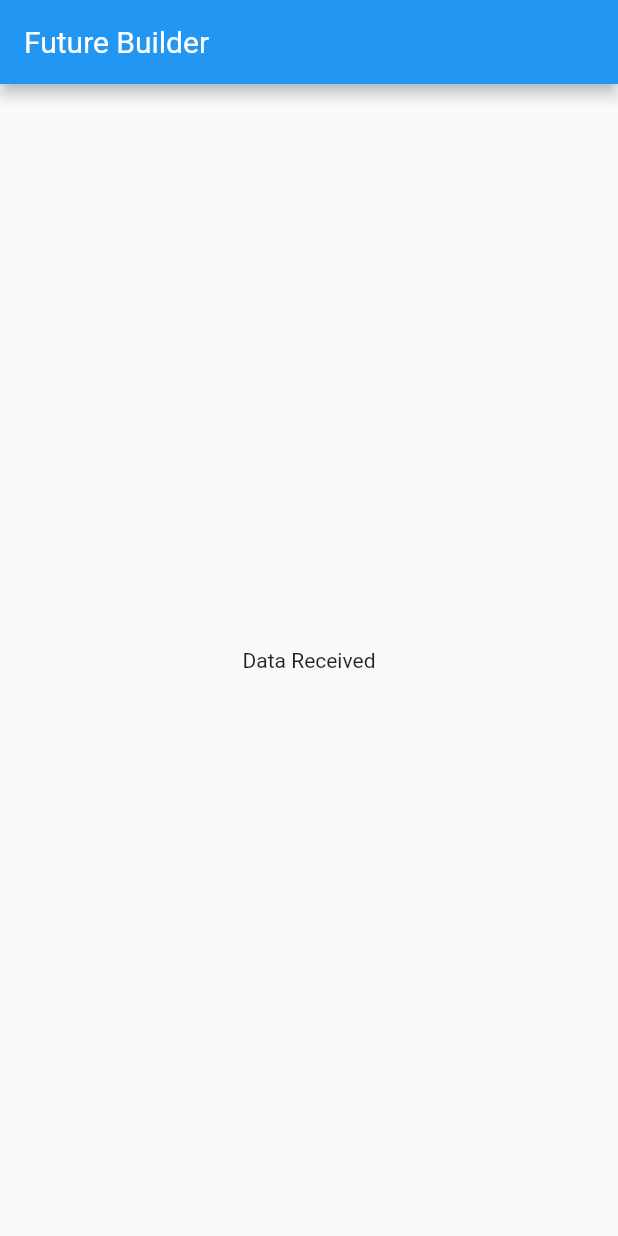
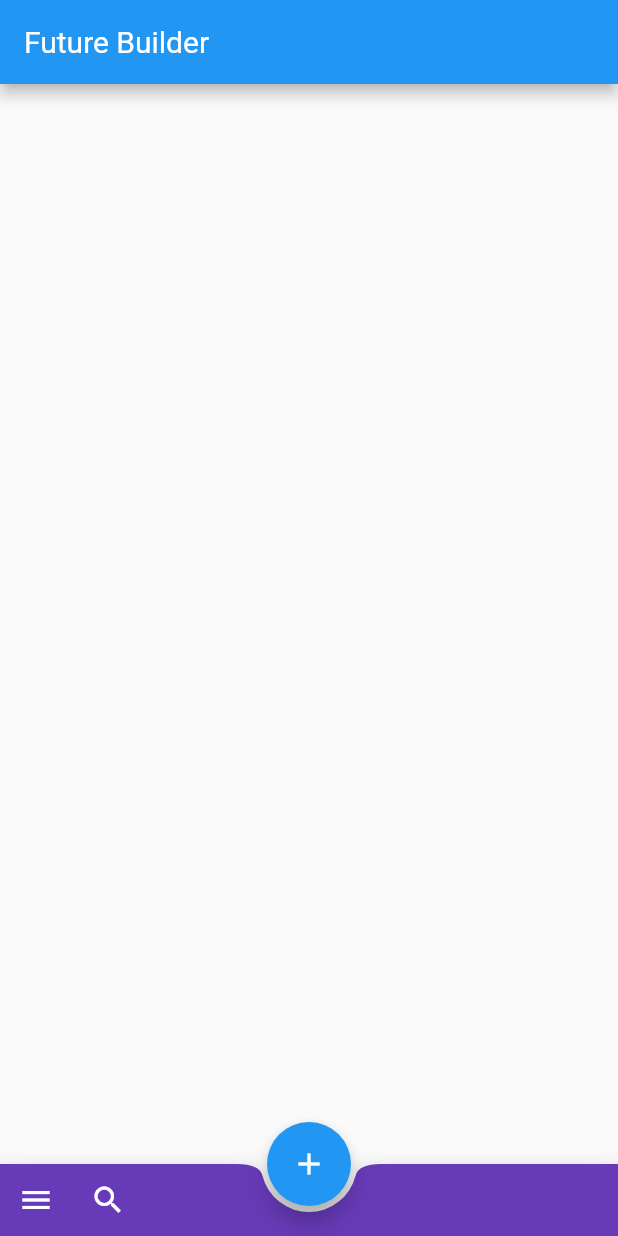
Before and after one commit to josephmtinangi/flutter-app, a Flutter app: the screen it shows after launch, on a phone screen of 412 x 824 dp. Run offline on Flutter 3.47's test engine with Material 2 defaults, Android fonts, the phone set to English and light mode, and no system bars.

Commit message:
Bottom appbar with embedded fab

```diff
--- a/lib/main.dart
+++ b/lib/main.dart
@@ -8,21 +8,6 @@ class MyHomePage extends StatefulWidget {
 }
 
 class MyHomePageState extends State<MyHomePage> {
-  // hold the future
-  Future<bool> completed;
-
-  // hold the data
-  String _receivedData;
-
-  @override
-  void initState() {
-    print('initState');
-
-    super.initState();
-
-    completed = loadData();
-  }
-
   @override
   Widget build(BuildContext context) {
     return MaterialApp(
@@ -31,28 +16,34 @@ class MyHomePageState extends State<MyHomePage> {
         appBar: AppBar(
           title: Text('Future Builder'),
         ),
-        body: Center(
-            child: FutureBuilder(
-                future: completed,
-                builder: (context, snapshot) {
-                  if (snapshot.hasData) {
-                    return Text(_receivedData);
-                  } else {
-                    return CircularProgressIndicator();
-                  }
-                })),
+        body: Scaffold(
+          floatingActionButton: FloatingActionButton(
+            child: Icon(Icons.add),
+          ),
+          floatingActionButtonLocation:
+              FloatingActionButtonLocation.centerDocked,
+          bottomNavigationBar: BottomAppBar(
+            shape: CircularNotchedRectangle(),
+            color: Colors.deepPurple,
+            child: Row(
+              children: <Widget>[
+                IconButton(
+                  icon: Icon(Icons.menu),
+                  onPressed: () {},
+                  color: Colors.white,
+                ),
+                IconButton(
+                  icon: Icon(Icons.search),
+                  onPressed: () {},
+                  color: Colors.white,
+                )
+              ],
+            ),
+          ),
+          body: Container(),
+        ),
       ),
       debugShowCheckedModeBanner: false,
     );
   }
-
-  Future<bool> loadData() async {
-    print('Start');
-    // dummy loading
-    // creates delay of 3 seconds
-    await Future.delayed(Duration(seconds: 5));
-    _receivedData = 'Data Received';
-    print('Done');
-    return true;
-  }
 }
```
